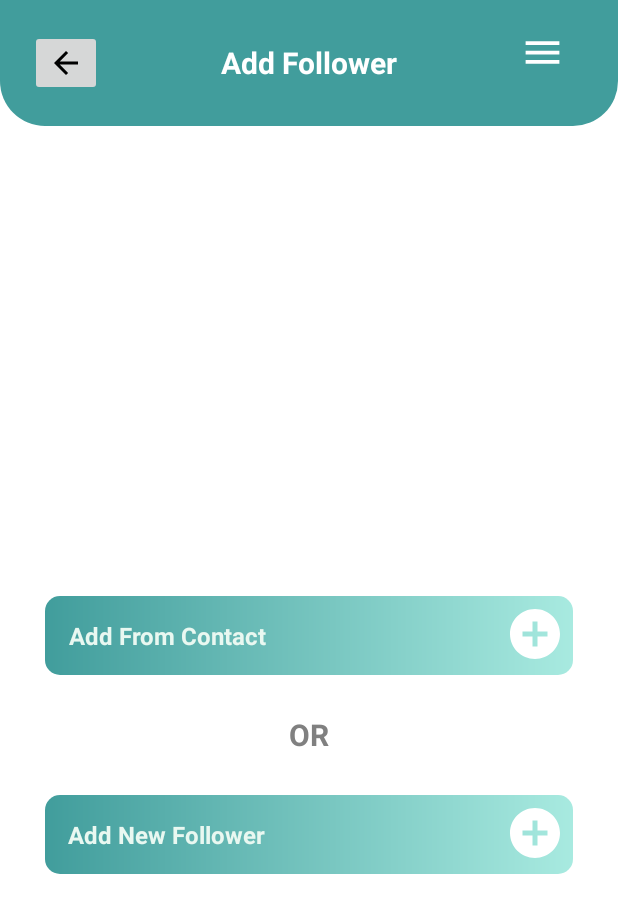
After one commit to ghoPritha/ShieldX, an Android app: the HomepageAddFollower screen opened directly, with no data from a screen before it, on a phone screen of 412 x 824 dp. The commit adds this screen. Shown: the top 913 px of the screen. Run offline under Robolectric (Android 15) with nearby library versions, the phone set to English and light mode, and no system bars; our stand-ins replace Firebase (no records; nobody signed in at launch, a user with empty details on screens opened directly).

Commit message:
Implement AddFollowers on Homepage UI

```diff
--- a/app/src/main/AndroidManifest.xml
+++ b/app/src/main/AndroidManifest.xml
@@ -90,6 +90,10 @@
         <activity
             android:name=".AddFollower"
             android:screenOrientation="portrait" />
+        <activity
+            android:name=".HomepageAddFollower"
+            android:exported="false"
+            android:label="HomepageAddFollower" />
         <service
             android:name=".Util.FirebaseMessagingService"
             android:permission="TODO"
--- /dev/null
+++ b/app/src/main/res/layout/activity_homepage_addfollower.xml
@@ -0,0 +1,161 @@
+<?xml version="1.0" encoding="utf-8"?>
+<androidx.constraintlayout.widget.ConstraintLayout xmlns:android="http://schemas.android.com/apk/res/android"
+    xmlns:app="http://schemas.android.com/apk/res-auto"
+    xmlns:tools="http://schemas.android.com/tools"
+    android:layout_width="match_parent"
+    android:layout_height="match_parent"
+    tools:context=".HomepageAddFollower">
+
+    <RelativeLayout
+        android:id="@+id/layoutHeader"
+        android:layout_width="match_parent"
+        android:layout_height="wrap_content"
+        android:background="@drawable/header_background"
+        android:padding="20dp"
+        app:layout_constraintEnd_toEndOf="parent"
+        app:layout_constraintStart_toStartOf="parent"
+        app:layout_constraintTop_toTopOf="parent">
+        <ImageButton
+            android:id="@+id/backButton"
+            android:layout_width="wrap_content"
+            android:layout_height="wrap_content"
+            android:layout_alignParentStart="true"
+            android:src="@drawable/ic_back" />
+        <TextView
+            android:id="@+id/testHello"
+            android:layout_width="wrap_content"
+            android:layout_height="wrap_content"
+            android:layout_marginStart="100dp"
+            android:text="@string/addFollower"
+            android:textColor="@color/white"
+            android:textSize="20sp"
+            android:textStyle="bold"
+            android:layout_centerInParent="true"/>
+
+
+        <ImageView
+            android:id="@+id/imageMenu"
+            android:layout_width="30dp"
+            android:layout_height="30dp"
+            android:layout_marginEnd="15dp"
+            android:contentDescription="@string/app_name"
+            android:src="@drawable/ic_menu"
+            android:layout_alignParentEnd="true"
+            app:tint="@color/white" />
+
+
+    </RelativeLayout>
+
+    <LinearLayout
+        android:layout_width="match_parent"
+        android:layout_height="wrap_content"
+        android:layout_margin="20dp"
+        android:orientation="vertical"
+        app:layout_constraintBottom_toBottomOf="parent"
+        app:layout_constraintEnd_toEndOf="parent"
+        app:layout_constraintStart_toStartOf="parent"
+        app:layout_constraintTop_toBottomOf="@id/layoutHeader">
+
+        <ScrollView
+            android:id="@+id/scrollView"
+            android:layout_width="match_parent"
+            android:layout_height="200dp"
+            app:layout_constraintBottom_toTopOf="@+id/followerOptions">
+
+            <androidx.recyclerview.widget.RecyclerView
+                android:id="@+id/recyclerView"
+                android:layout_width="match_parent"
+                android:layout_height="wrap_content"
+                tools:ignore="MissingConstraints"
+                tools:listitem="@layout/item_contact" />
+        </ScrollView>
+
+        <androidx.constraintlayout.widget.ConstraintLayout
+            android:id="@+id/followerOptions"
+            android:layout_width="match_parent"
+            android:layout_height="313dp"
+            android:layout_gravity="bottom"
+            android:layout_margin="10dp"
+            app:layout_constraintBottom_toBottomOf="parent"
+            app:layout_constraintTop_toBottomOf="@+id/scrollView">
+
+            <RelativeLayout
+                android:id="@+id/fromContact"
+                android:layout_width="0dp"
+                android:layout_height="wrap_content"
+                android:background="@drawable/trending_background"
+                android:padding="5dp"
+                app:layout_constraintBottom_toTopOf="@+id/fromNewFoollower"
+                app:layout_constraintEnd_toEndOf="parent"
+                app:layout_constraintStart_toStartOf="parent"
+                app:layout_constraintTop_toBottomOf="@+id/fromMyFollower">
+
+                <TextView
+                    android:id="@+id/addFromContactText"
+                    android:layout_width="wrap_content"
+                    android:layout_height="wrap_content"
+                    android:gravity="center"
+                    android:padding="10dp"
+                    android:text="@string/addFromContact"
+                    android:textColor="@color/colorPrimaryLight"
+                    android:textSize="16sp"
+                    android:textStyle="bold" />
+
+                <ImageView
+                    android:id="@+id/addFromContact"
+                    android:layout_width="40sp"
+                    android:layout_height="40sp"
+                    android:layout_alignParentEnd="true"
+                    android:contentDescription="@string/app_name"
+                    android:src="@drawable/ic_add"
+                    app:layout_constraintStart_toEndOf="@+id/addFromContactText"
+                    app:tint="@color/white" />
+            </RelativeLayout>
+
+            <TextView
+                android:layout_width="80dp"
+                android:layout_height="80dp"
+                android:gravity="center"
+                android:text="@string/OR"
+                android:textColor="@color/colorGrey"
+                android:textSize="20sp"
+                android:textStyle="bold"
+                app:layout_constraintBottom_toTopOf="@+id/fromNewFoollower"
+                app:layout_constraintEnd_toEndOf="parent"
+                app:layout_constraintStart_toStartOf="parent"
+                app:layout_constraintTop_toBottomOf="@+id/fromContact" />
+
+            <RelativeLayout
+                android:id="@+id/fromNewFoollower"
+                android:layout_width="0dp"
+                android:layout_height="wrap_content"
+                android:background="@drawable/trending_background"
+                android:padding="5dp"
+                app:layout_constraintBottom_toBottomOf="parent"
+                app:layout_constraintEnd_toEndOf="parent"
+                app:layout_constraintStart_toStartOf="parent"
+                app:layout_constraintTop_toBottomOf="@+id/fromContact">
+
+                <TextView
+                    android:layout_width="wrap_content"
+                    android:layout_height="wrap_content"
+                    android:gravity="center"
+                    android:padding="10dp"
+                    android:text="@string/addNewFollower"
+                    android:textColor="@color/colorPrimaryLight"
+                    android:textSize="16sp"
+                    android:textStyle="bold" />
+
+                <ImageView
+                    android:id="@+id/addfromNewFoollower"
+                    android:layout_width="40sp"
+                    android:layout_height="40sp"
+                    android:layout_alignParentEnd="true"
+                    android:contentDescription="@string/app_name"
+                    android:src="@drawable/ic_add"
+                    app:tint="@color/white" />
+            </RelativeLayout>
+
+        </androidx.constraintlayout.widget.ConstraintLayout>
+    </LinearLayout>
+</androidx.constraintlayout.widget.ConstraintLayout>
```
Also changed, not shown: app/src/main/java/com/example/shieldx/HomePage.java (+37 -0 lines), app/src/main/java/com/example/shieldx/HomepageAddFollower.java (added, +236 -0 lines).
